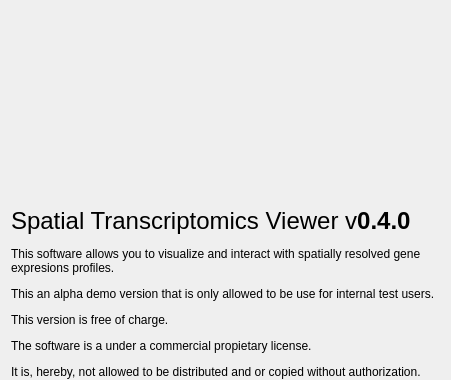
jfnavarro/st_viewer, file assets/ui/aboutdialog.ui: the form before one commit; both pictures show x 0 to 451 and y 0 to 380 of the 451 by 714 pixel window.
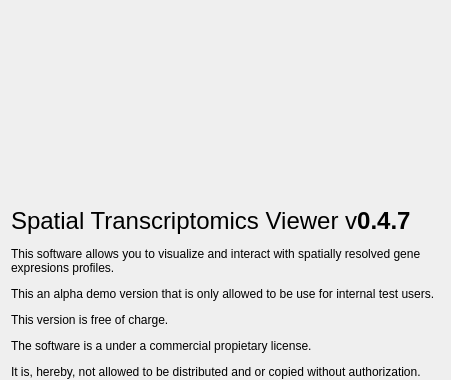
The form after the commit. Icons and pictures are not drawn.

Commit message: added support to store and view a snapshot of the tissue when saving selections Fixed a bug in the reg-exp with the string matching Fixed a bug with the reg-ex not selecting all genes in feature Added mixed picture Change-Id: Id92b927c203e1e85e230bc349e32c68adca9dae3

Diff of the .ui file:
```diff
--- a/assets/ui/aboutdialog.ui
+++ b/assets/ui/aboutdialog.ui
@@ -65,7 +65,7 @@
         <bool>true</bool>
        </property>
        <property name="text">
-        <string>&lt;html&gt;&lt;head/&gt;&lt;body&gt;&lt;p&gt;&lt;span style=&quot; font-size:18pt;&quot;&gt;Spatial Transcriptomics Viewer v&lt;/span&gt;&lt;span style=&quot; font-size:18pt; font-weight:600;&quot;&gt;0.4.0&lt;/span&gt;&lt;/p&gt;&lt;p&gt;This software allows you to visualize and interact with spatially resolved gene expresions profiles.&lt;/p&gt;&lt;p&gt;This an alpha demo version that is only allowed to be use for internal test users.&lt;/p&gt;&lt;p&gt;This version is free of charge.&lt;/p&gt;&lt;p&gt;The software is a under a commercial propietary license. &lt;/p&gt;&lt;p&gt;It is, hereby, not allowed to be distributed and or copied without authorization. &lt;/p&gt;&lt;p&gt;Read LICENSE for more information about the licensing terms.&lt;/p&gt;&lt;p&gt;Please report bug, feedback, question and errors to : &lt;span style=&quot; font-weight:600;&quot;&gt;jose.fernandez.navarro@scilifelab.se&lt;/span&gt;&lt;/p&gt;&lt;p&gt;The software is using Qt 5 under a LGLP license.&lt;/p&gt;&lt;p&gt;Spatial Transcriptomics Software Team.&lt;/p&gt;&lt;/body&gt;&lt;/html&gt;</string>
+        <string>&lt;html&gt;&lt;head/&gt;&lt;body&gt;&lt;p&gt;&lt;span style=&quot; font-size:18pt;&quot;&gt;Spatial Transcriptomics Viewer v&lt;/span&gt;&lt;span style=&quot; font-size:18pt; font-weight:600;&quot;&gt;0.4.7&lt;/span&gt;&lt;/p&gt;&lt;p&gt;This software allows you to visualize and interact with spatially resolved gene expresions profiles.&lt;/p&gt;&lt;p&gt;This an alpha demo version that is only allowed to be use for internal test users.&lt;/p&gt;&lt;p&gt;This version is free of charge.&lt;/p&gt;&lt;p&gt;The software is a under a commercial propietary license. &lt;/p&gt;&lt;p&gt;It is, hereby, not allowed to be distributed and or copied without authorization. &lt;/p&gt;&lt;p&gt;Read LICENSE for more information about the licensing terms.&lt;/p&gt;&lt;p&gt;Please report bug, feedback, question and errors to : &lt;span style=&quot; font-weight:600;&quot;&gt;jose.fernandez.navarro@scilifelab.se&lt;/span&gt;&lt;/p&gt;&lt;p&gt;The software is using Qt 5 under a LGLP license.&lt;/p&gt;&lt;p&gt;Spatial Transcriptomics Software Team.&lt;/p&gt;&lt;/body&gt;&lt;/html&gt;</string>
        </property>
        <property name="textFormat">
         <enum>Qt::AutoText</enum>
```
The commit also changes 14 other files.
